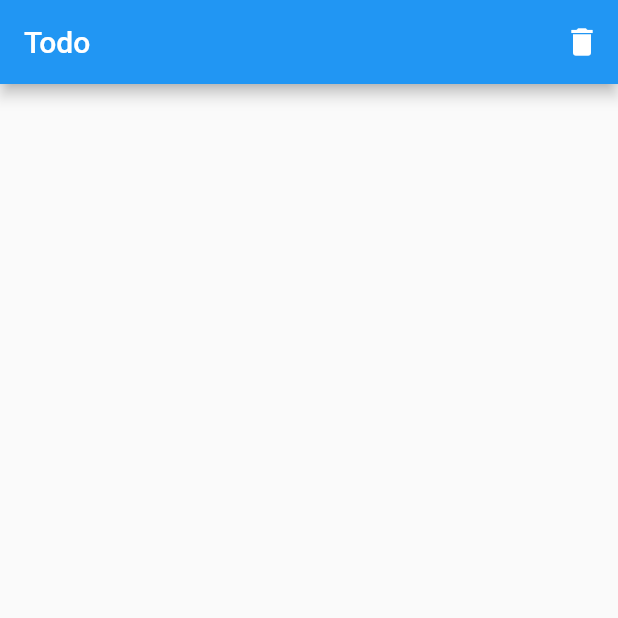
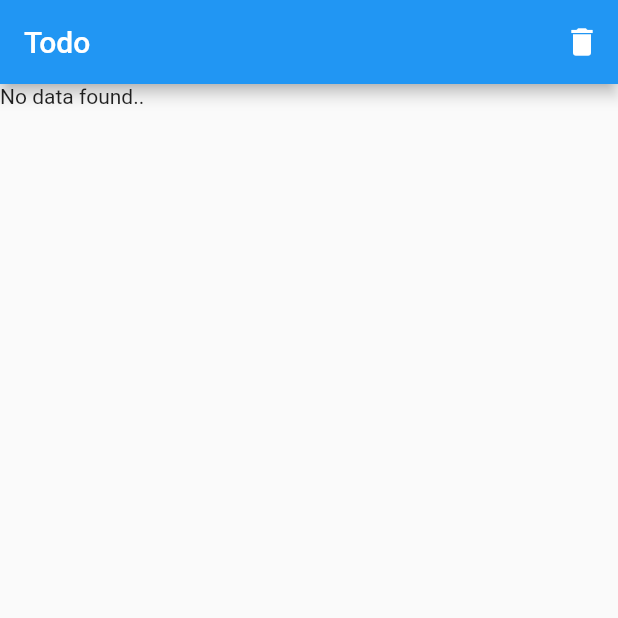
Before and after one commit to momoNiti/flutter_assignment_02, a Flutter app: the screen it shows after launch, item 2 of the bottom bar chosen, after a tap on the "delete" icon, on a phone screen of 412 x 824 dp, the top half of it. Run offline on Flutter 3.47's test engine with Material 2 defaults, Android fonts, the phone set to English and light mode, and no system bars; our stand-ins replace sqflite; accounts and stored records are empty.

Commit message:
complete function

```diff
--- a/lib/model/todo.dart
+++ b/lib/model/todo.dart
@@ -53,19 +53,6 @@ class TodoProvider {
     return todo;
   }
 
-  // Future<Todo> getTodo(int id) async{
-  //   List<Map> maps = await db.query(
-  //     tableTodo,
-  //     columns: [columnId, columnDone, columnTitle],
-  //     where: "$columnId = ?",
-  //     whereArgs: [id]
-  //     );
-  //   if(maps.length > 0){
-  //     return Todo.fromMap(maps.first);
-  //   }
-  //   return null;
-  // }
-
   Future<List<Todo>> getTodoesNotDone() async{
     List<Map> maps = await db.query(
       tableTodo,
@@ -96,22 +83,21 @@ class TodoProvider {
     return todo;
   }
 
-  Future<int> delete(int id) async{
-    return await db.delete(
+  Future<List<Todo>> deleteTodoesDone() async{
+    await db.delete(
       tableTodo,
-      where: "$columnId = ?",
-      whereArgs: [id]
+      where: "$columnDone = 1"
     );
   }
 
-  // Future<int> update(Todo todo) async{
-  //   return await db.update(
-  //     tableTodo,
-  //     todo.toMap(),
-  //     where: "$columnId = ?",
-  //     whereArgs: [todo.id]
-  //   );
-  // }
+  Future<int> update(Todo todo) async{
+    return await db.update(
+      tableTodo,
+      todo.toMap(),
+      where: "$columnId = ?",
+      whereArgs: [todo.id]
+    );
+  }
 
   Future close() async => db.close();
 }
--- /dev/null
+++ b/lib/ui/completed_screen.dart
@@ -0,0 +1,66 @@
+import 'package:flutter/material.dart';
+import 'package:flutter_assignment_02/model/todo.dart';
+
+class Completed extends StatefulWidget{
+  @override
+  State<StatefulWidget> createState() {
+    return CompletedState();
+  }
+
+}
+class CompletedState extends State<Completed>{
+
+  TodoProvider provider = TodoProvider();
+  List<Todo> todoes;
+  int count = 0;
+  void getList() async{
+    await provider.open("todo.db");
+    provider.getTodoesDone().then((todoes){
+      setState(() {
+        this.todoes = todoes;
+        count = todoes.length;
+      });
+
+    });
+  }
+
+  @override
+  Widget build(BuildContext context) {
+    getList();
+    return Scaffold(
+      appBar: AppBar(
+        title: Text("Todo"),
+        actions: <Widget>[
+          IconButton(
+            icon: Icon(Icons.delete),
+            onPressed: (){
+              provider.deleteTodoesDone();
+            },
+          )
+        ],
+      ),
+      body: count == 0? Text("No data found.."):
+      ListView.builder(
+        itemCount: todoes.length,
+        padding: const EdgeInsets.all(15.0),
+        itemBuilder: (context, position){
+          return Column(
+            children: <Widget>[
+              Divider(height: 5.0,),
+              CheckboxListTile(
+                title: Text(todoes[position].title),
+                value: todoes[position].done,
+                onChanged: (bool value){
+                  setState(() {
+                    todoes[position].done = value;
+                  });
+                  provider.update(todoes[position]);
+                },
+              )
+            ],
+          );
+        },
+      ),
+    );
+  }
+}
--- /dev/null
+++ b/lib/ui/task_screen.dart
@@ -0,0 +1,66 @@
+import 'package:flutter/material.dart';
+import 'package:flutter_assignment_02/model/todo.dart';
+import 'package:flutter_assignment_02/ui/new_subject_screen.dart';
+
+class Task extends StatefulWidget{
+  @override
+  State<StatefulWidget> createState() {
+    return TaskState();
+  }
+}
+class TaskState extends State<Task>{
+
+  TodoProvider provider = TodoProvider();
+  List<Todo> todoes;
+  int count = 0;
+  void getList() async{
+    await provider.open("todo.db");
+    provider.getTodoesNotDone().then((todoes){
+      setState(() {
+        this.todoes = todoes;
+        count = todoes.length;
+      });
+
+    });
+  }
+
+  @override
+  Widget build(BuildContext context) {
+    getList();
+    return Scaffold(
+      appBar: AppBar(
+        title: Text("Todo"),
+        actions: <Widget>[
+          IconButton(
+            icon: Icon(Icons.add),
+            onPressed: (){
+              Navigator.push(context, MaterialPageRoute(builder: (context) => NewSubject()));
+            },
+          )
+        ],
+      ),
+      body: count == 0? Text("No data found.."):
+      ListView.builder(
+        itemCount: todoes.length,
+        padding: const EdgeInsets.all(15.0),
+        itemBuilder: (context, position){
+          return Column(
+            children: <Widget>[
+              Divider(height: 5.0,),
+              CheckboxListTile(
+                title: Text(todoes[position].title),
+                value: todoes[position].done,
+                onChanged: (bool value){
+                  setState(() {
+                    todoes[position].done = value;
+                  });
+                  provider.update(todoes[position]);
+                },
+              )
+            ],
+          );
+        },
+      )
+    );
+  }
+}
--- a/lib/ui/todo_screen.dart
+++ b/lib/ui/todo_screen.dart
@@ -1,6 +1,8 @@
 import 'package:flutter/material.dart';
 import 'package:flutter_assignment_02/model/todo.dart';
+import 'package:flutter_assignment_02/ui/completed_screen.dart';
 import 'package:flutter_assignment_02/ui/new_subject_screen.dart';
+import 'package:flutter_assignment_02/ui/task_screen.dart';
 
 class TodoScreen extends StatefulWidget {
   @override
@@ -12,32 +14,17 @@ class TodoScreen extends StatefulWidget {
 class TodoScreenState extends State<TodoScreen>{
 
   int _selectedIndex = 0;
-  final List<Widget> _children = [];
-
-  TodoProvider todo = TodoProvider();
-  List<Todo> todoesUnDone = [];
-  List<Todo> todoesDone = [];
-
-  void openFunc() async{
-    await todo.open("todo.db");
-    todo.getTodoesNotDone().then((todoesUnDone){
-      setState(() {
-        this.todoesUnDone = todoesUnDone;
-      });
-    });
-  }
-
   final _widgetOptions = [
     Task(),
     Completed()
   ];
+
   @override
   Widget build(BuildContext context) {
     return MaterialApp(
       home: DefaultTabController(
         length: 2,
         child: Scaffold(
-
           body: Center(
             child: _widgetOptions.elementAt(_selectedIndex),
           ),
@@ -68,64 +55,10 @@ class TodoScreenState extends State<TodoScreen>{
       ),
     );
 
-
-    // Scaffold(
-    //   appBar: AppBar(
-    //     title: Text("Todo"),
-    //     actions: <Widget>[
-    //       IconButton(
-    //         icon: new Icon(Icons.add),
-    //         onPressed: (){
-    //           Navigator.push(context, MaterialPageRoute(builder: (context) => NewSubject()));
-    //         },
-    //       )
-    //     ],
-    //   ),
   }
   void _onItemTapped(int index) {
     setState(() {
       _selectedIndex = index;
       });
   }
-
 }
-
-class Task extends StatelessWidget{
-  @override
-  Widget build(BuildContext context) {
-    return Scaffold(
-      appBar: AppBar(
-        title: Text("Todo"),
-        actions: <Widget>[
-          IconButton(
-            icon: Icon(Icons.add),
-            onPressed: (){
-              Navigator.push(context, MaterialPageRoute(builder: (context) => NewSubject()));
-            },
-          )
-        ],
-      ),
-    );
-  }
-
-}
-
-class Completed extends StatelessWidget{
-  @override
-  Widget build(BuildContext context) {
-    return Scaffold(
-      appBar: AppBar(
-        title: Text("Todo"),
-        actions: <Widget>[
-          IconButton(
-            icon: Icon(Icons.delete),
-            onPressed: (){
-
-            },
-          )
-        ],
-      ),
-    );
-  }
-
-}
```
Also changed, not shown: lib/ui/new_subject_screen.dart (+11 -3 lines).
